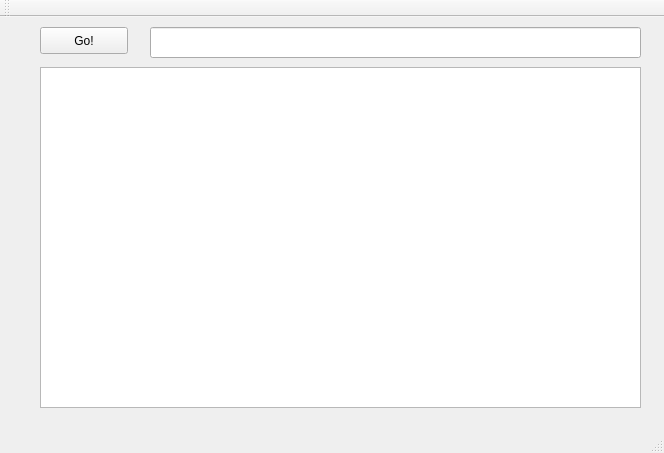
Qt form mainwindow.ui (danishOxiAction/UBrowserNetWork) before a commit.
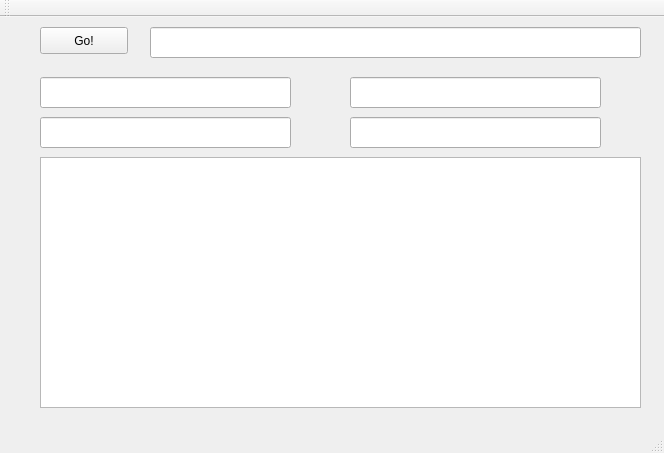
The same form after that commit.

Patch:
```diff
--- a/mainwindow.ui
+++ b/mainwindow.ui
@@ -41,12 +41,64 @@
     <property name="geometry">
      <rect>
       <x>40</x>
-      <y>50</y>
+      <y>140</y>
       <width>601</width>
-      <height>341</height>
+      <height>251</height>
      </rect>
     </property>
    </widget>
+   <widget class="QLineEdit" name="lineEdit_name1">
+    <property name="geometry">
+     <rect>
+      <x>40</x>
+      <y>60</y>
+      <width>251</width>
+      <height>31</height>
+     </rect>
+    </property>
+    <property name="text">
+     <string/>
+    </property>
+   </widget>
+   <widget class="QLineEdit" name="lineEdit_value1">
+    <property name="geometry">
+     <rect>
+      <x>350</x>
+      <y>60</y>
+      <width>251</width>
+      <height>31</height>
+     </rect>
+    </property>
+    <property name="text">
+     <string/>
+    </property>
+   </widget>
+   <widget class="QLineEdit" name="lineEdit_name2">
+    <property name="geometry">
+     <rect>
+      <x>40</x>
+      <y>100</y>
+      <width>251</width>
+      <height>31</height>
+     </rect>
+    </property>
+    <property name="text">
+     <string/>
+    </property>
+   </widget>
+   <widget class="QLineEdit" name="lineEdit_value2">
+    <property name="geometry">
+     <rect>
+      <x>350</x>
+      <y>100</y>
+      <width>251</width>
+      <height>31</height>
+     </rect>
+    </property>
+    <property name="text">
+     <string/>
+    </property>
+   </widget>
   </widget>
   <widget class="QMenuBar" name="menuBar">
    <property name="geometry">
```
Left out of the diff: 2 changed lines with no effect on the pictures.
